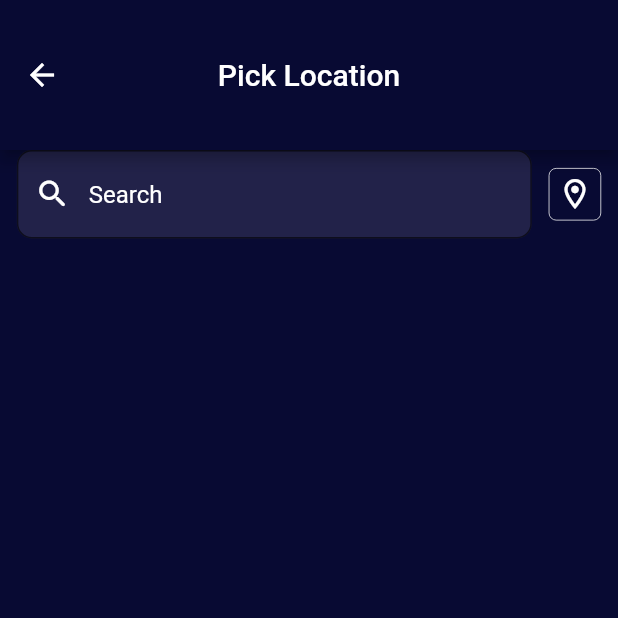
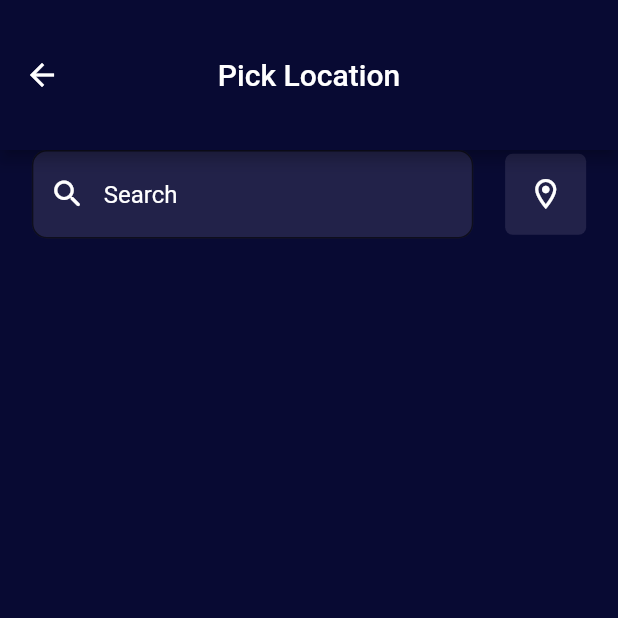
Before and after one commit to mwanagenzi/Sunshine, a Flutter app: the screen it shows after launch, item 3 of the bottom bar chosen, on a phone screen of 412 x 824 dp, the top half of it. Run offline on Flutter 3.47's test engine with Material 2 defaults, Android fonts, the phone set to English and light mode, and no system bars.

Commit message:
Working on saved location grid view

```diff
--- a/lib/screens/search_screen.dart
+++ b/lib/screens/search_screen.dart
@@ -54,7 +54,8 @@ class _SearchLocationScreenState extends State<SearchLocationScreen> {
                           //   ),
                           // ),
                           filled: true,
-                          fillColor: const Color(0xFF222249), //TODO : Add this to the theme settings
+                          fillColor: const Color(
+                              0xFF222249), //TODO : Add this to the theme settings
                           focusedBorder: const UnderlineInputBorder(
                             borderSide: BorderSide(color: Colors.blue),
                           )),
@@ -63,13 +64,15 @@ class _SearchLocationScreenState extends State<SearchLocationScreen> {
                     ),
                   ),
                   Flexible(
-                    flex: 1,
+                    flex: 2,
                     child: Container(
-                      padding: const EdgeInsets.all(5),
+                      padding: const EdgeInsets.all(15),
+
                       decoration: BoxDecoration(
+                        color: const Color(0xFF222249),
                         // color: const Color(0XFF080A33),
                         borderRadius: BorderRadius.circular(5),
-                        border: Border.all(width: 0.5, color: Colors.white),
+                        // border: Border.all(width: 0.5, color: Colors.white),
                       ),
                       // ignore: prefer_const_constructors
                       child: Icon(
@@ -79,6 +82,26 @@ class _SearchLocationScreenState extends State<SearchLocationScreen> {
                     ),
                   )
                 ],
+              ),
+              Row(
+                mainAxisAlignment: MainAxisAlignment.spaceAround,
+                children: [
+                  Container(
+                    decoration:  BoxDecoration(
+                      color: const Color(0xFF4286E6),
+                      borderRadius: BorderRadius.circular(15),
+                      shape: BoxShape.rectangle
+                    ),
+                    child: Column(
+                      mainAxisAlignment: MainAxisAlignment.start,
+                      children: [
+                        Row(
+                          mainAxisAlignment: MainAxisAlignment.start,
+                        )
+                      ],
+                    ),
+                  ),
+                ],
               )
             ],
           ),
@@ -86,4 +109,7 @@ class _SearchLocationScreenState extends State<SearchLocationScreen> {
       ),
     );
   }
+  // Widget buildSavedLocations(){
+  //   return GridView.count(crossAxisCount:,)
+  // }
 }
```
